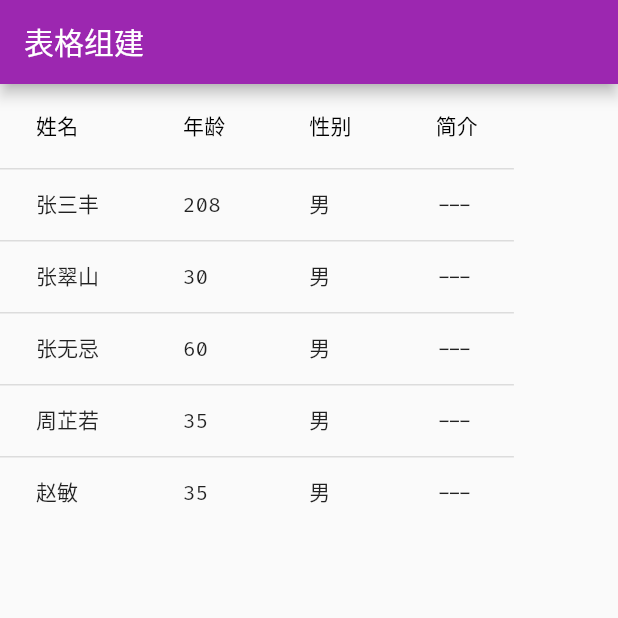
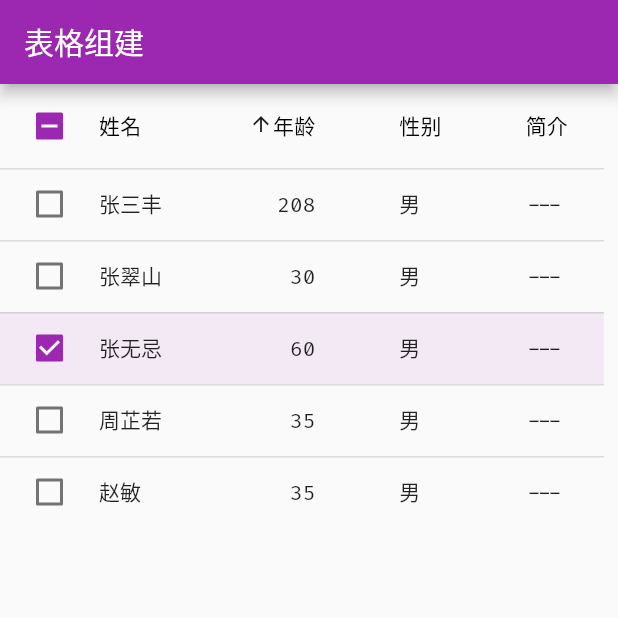
Before and after one commit to m5ultra/dart_study, a Flutter app: the screen it shows after launch, on a phone screen of 412 x 824 dp, the top half of it. Run offline on Flutter 3.47's test engine with Material 2 defaults, Android fonts, the phone set to English and light mode, and no system bars; our stand-ins replace dio.

Commit message:
Feat: dataTable

```diff
--- a/lib/08_state/02_dataTable.dart
+++ b/lib/08_state/02_dataTable.dart
@@ -53,6 +53,12 @@ class _DataTableDemoState extends State<DataTableDemo> {
     for (var v in users) {
       newList.add(
         DataRow(
+          selected: v.selected as bool,
+          onSelectChanged: (isSel) {
+            setState(() {
+              v.selected = isSel;
+            });
+          },
           cells: [
             DataCell(Text(v.name)),
             DataCell(Text(v.age.toString())),
@@ -65,14 +71,32 @@ class _DataTableDemoState extends State<DataTableDemo> {
     return newList;
   }
 
+  bool sortAscendingBool = true;
+
   @override
   Widget build(BuildContext context) {
     return DataTable(
-      columns: const [
-        DataColumn(label: Text('姓名')),
-        DataColumn(label: Text('年龄')),
-        DataColumn(label: Text('性别')),
-        DataColumn(label: Text('简介')),
+      sortAscending: sortAscendingBool,
+      sortColumnIndex: 1,
+      columns: [
+        const DataColumn(label: Text('姓名')),
+        DataColumn(
+            label: const Text('年龄'),
+            numeric: true,
+            onSort: (index, asscending) {
+              setState(() {
+                sortAscendingBool = asscending;
+                if (asscending) {
+// 升序:数据越大，越往后
+                  users.sort((a, b) => a.age.compareTo(b.age));
+                } else {
+// 降序:数据越小，越往后
+                  users.sort((a, b) => b.age.compareTo(a.age));
+                }
+              });
+            }),
+        const DataColumn(label: Text('性别')),
+        const DataColumn(label: Text('简介')),
       ],
       rows: _getList(),
 
```
